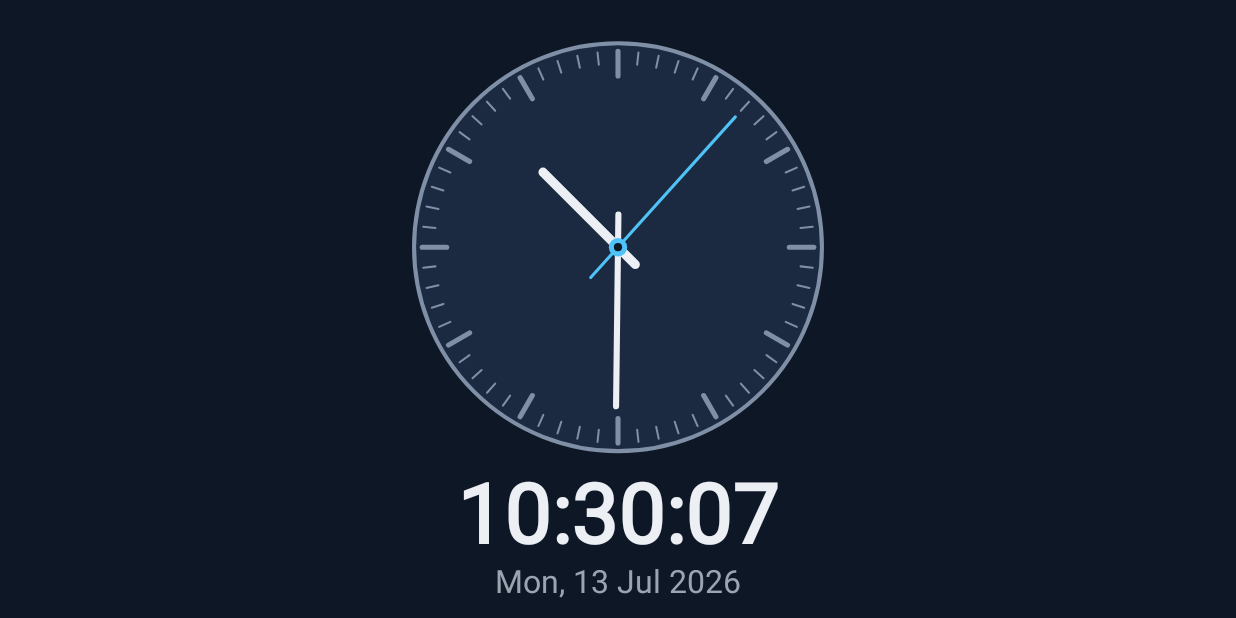
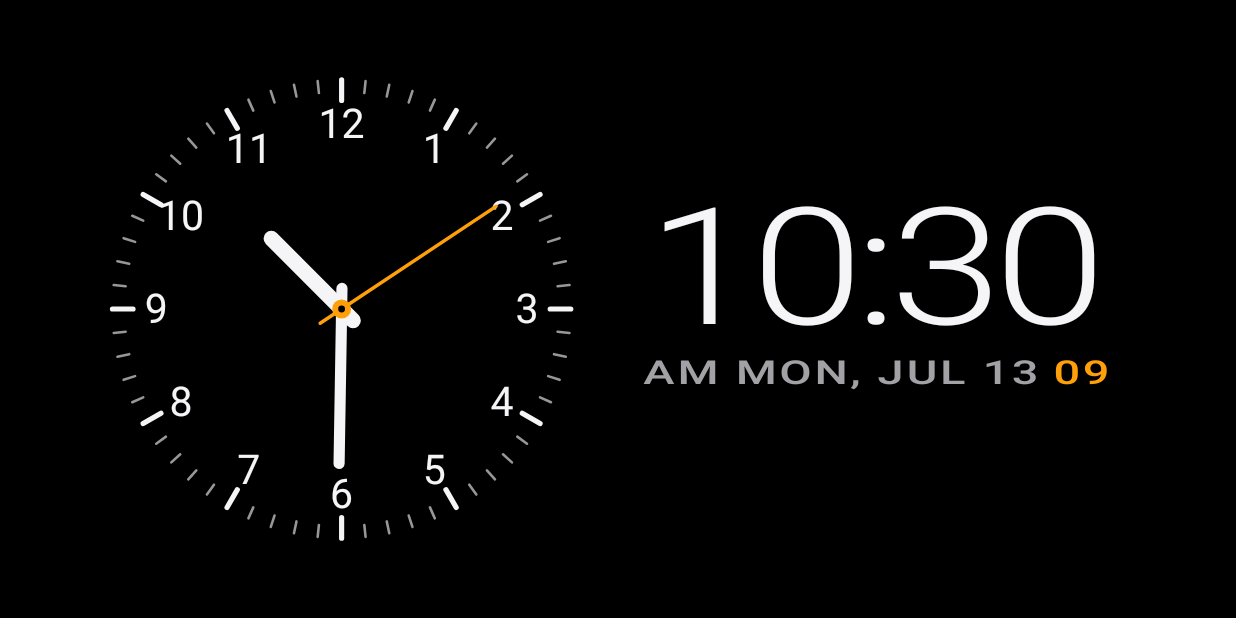
Before and after one commit to BeFeast/tx10-clock, an Android app: the screen it shows after launch (MainActivity), on a phone screen of 824 x 412 dp (held sideways). Run offline under Robolectric (Android 15) with nearby library versions, the light colour scheme and no system bars.

Commit message:
feat: implement accepted TX10 clock renderer

```diff
--- a/app/build.gradle
+++ b/app/build.gradle
@@ -22,6 +22,11 @@ android {
     }
 
     buildTypes {
+        debug {
+            // Keep hands-on preview installs separate from the final signed app.
+            applicationIdSuffix ".preview"
+            versionNameSuffix "-preview"
+        }
         release {
             minifyEnabled false
             proguardFiles getDefaultProguardFile('proguard-android-optimize.txt'), 'proguard-rules.pro'
--- a/app/src/main/java/com/befeast/tx10clock/ClockConfig.java
+++ b/app/src/main/java/com/befeast/tx10clock/ClockConfig.java
@@ -63,15 +63,15 @@ public final class ClockConfig {
 
     /** Fluent builder; every field defaults to the dark theme. */
     public static final class Builder {
-        private int backgroundColor = 0xFF0E1726; // deep navy
-        private int faceColor = 0xFF1B2A41;       // slate
-        private int tickColor = 0xFF7F8FA6;        // muted steel
-        private int hourHandColor = 0xFFECEFF4;    // near-white
-        private int minuteHandColor = 0xFFECEFF4;  // near-white
-        private int secondHandColor = 0xFF4FC3F7;  // cyan accent
-        private int digitalColor = 0xFFECEFF4;     // near-white
-        private int dateColor = 0xFF9AA5B1;        // soft grey
-        private boolean use24Hour = true;
+        private int backgroundColor = 0xFF000000; // pure black
+        private int faceColor = 0xFF000000;       // open, unfilled analog face
+        private int tickColor = 0xFFD1D1D6;
+        private int hourHandColor = 0xFFF5F5F7;
+        private int minuteHandColor = 0xFFF5F5F7;
+        private int secondHandColor = 0xFFFF9F0A;  // warm orange accent
+        private int digitalColor = 0xFFF5F5F7;
+        private int dateColor = 0xFFA1A1A6;
+        private boolean use24Hour = false;
         private boolean showSeconds = true;
 
         public Builder backgroundColor(int v) { this.backgroundColor = v; return this; }
--- a/app/src/main/java/com/befeast/tx10clock/ClockFormat.java
+++ b/app/src/main/java/com/befeast/tx10clock/ClockFormat.java
@@ -4,40 +4,63 @@ import java.time.ZonedDateTime;
 import java.time.format.DateTimeFormatter;
 import java.util.Locale;
 
-/**
- * Pure text formatting for the digital readout. Extracted from the renderer so
- * the exact strings can be asserted in fast JVM unit tests (the "format" static
- * check) without touching Android graphics.
- */
+/** Pure formatting for the two-line digital clock contract. */
 public final class ClockFormat {
 
-    private static final DateTimeFormatter TIME_24H =
-            DateTimeFormatter.ofPattern("HH:mm:ss", Locale.US);
-    private static final DateTimeFormatter TIME_24H_NO_SECONDS =
+    private static final DateTimeFormatter MAIN_24 =
             DateTimeFormatter.ofPattern("HH:mm", Locale.US);
-    private static final DateTimeFormatter TIME_12H =
-            DateTimeFormatter.ofPattern("hh:mm:ss a", Locale.US);
-    private static final DateTimeFormatter TIME_12H_NO_SECONDS =
-            DateTimeFormatter.ofPattern("hh:mm a", Locale.US);
+    private static final DateTimeFormatter MAIN_12 =
+            DateTimeFormatter.ofPattern("h:mm", Locale.US);
+    private static final DateTimeFormatter AM_PM =
+            DateTimeFormatter.ofPattern("a", Locale.US);
     private static final DateTimeFormatter DATE =
-            DateTimeFormatter.ofPattern("EEE, d MMM yyyy", Locale.US);
+            DateTimeFormatter.ofPattern("EEE, MMM d", Locale.US);
+    private static final DateTimeFormatter SECONDS =
+            DateTimeFormatter.ofPattern("ss", Locale.US);
 
     private ClockFormat() {
     }
 
-    /** The digital time string honouring {@code use24Hour}/{@code showSeconds}. */
-    public static String time(ZonedDateTime now, ClockConfig config) {
-        DateTimeFormatter fmt;
-        if (config.use24Hour) {
-            fmt = config.showSeconds ? TIME_24H : TIME_24H_NO_SECONDS;
-        } else {
-            fmt = config.showSeconds ? TIME_12H : TIME_12H_NO_SECONDS;
-        }
-        return now.format(fmt);
+    /** Large first line, e.g. {@code 10:09} or {@code 22:09}. */
+    public static String main(ZonedDateTime now, boolean use24Hour) {
+        return now.format(use24Hour ? MAIN_24 : MAIN_12);
     }
 
-    /** The date line, e.g. {@code "Mon, 13 Jul 2026"}. */
+    /** Compact English date without a year, e.g. {@code SUN, JUL 12}. */
+    public static String compactDate(ZonedDateTime now) {
+        return now.format(DATE).toUpperCase(Locale.US);
+    }
+
+    public static String amPm(ZonedDateTime now) {
+        return now.format(AM_PM).toUpperCase(Locale.US);
+    }
+
+    public static String seconds(ZonedDateTime now) {
+        return now.format(SECONDS);
+    }
+
+    /** Grey portion of the second line; orange seconds are drawn separately. */
+    public static String secondaryPrefix(ZonedDateTime now, boolean use24Hour) {
+        if (use24Hour) {
+            return compactDate(now) + " ";
+        }
+        return amPm(now) + " " + compactDate(now) + " ";
+    }
+
+    /** Exact second-line fixture useful outside the renderer. */
+    public static String secondary(ZonedDateTime now, boolean use24Hour,
+                                   boolean showSeconds) {
+        String prefix = secondaryPrefix(now, use24Hour).trim();
+        return showSeconds ? prefix + " " + seconds(now) : prefix;
+    }
+
+    /** Compatibility helper retained for callers from the initial scaffold. */
+    public static String time(ZonedDateTime now, ClockConfig config) {
+        return main(now, config.use24Hour);
+    }
+
+    /** Compatibility helper now returns the accepted compact uppercase date. */
     public static String date(ZonedDateTime now) {
-        return now.format(DATE);
+        return compactDate(now);
     }
 }
--- a/app/src/main/java/com/befeast/tx10clock/ClockRenderer.java
+++ b/app/src/main/java/com/befeast/tx10clock/ClockRenderer.java
@@ -6,137 +6,179 @@ import android.graphics.Typeface;
 
 import java.time.ZonedDateTime;
 
-/**
- * Draws the analog + digital clock onto a {@link Canvas}.
- *
- * <p>This class is the production renderer. It is a pure function of
- * ({@link ClockConfig}, size, {@link ZonedDateTime}) &rarr; pixels, holding no
- * mutable frame state beyond reusable {@link Paint} objects. That purity is
- * what lets the golden harness draw it offscreen into a fixed-size
- * {@code ARGB_8888} bitmap and diff the result deterministically.
- */
+/** Native Canvas implementation of visual contract v0.1.0. */
 public final class ClockRenderer {
 
+    private static final float DESIGN_WIDTH = 1280f;
+    private static final float DESIGN_HEIGHT = 720f;
+    private static final float ANALOG_X = 318f;
+    private static final float ANALOG_Y = 360f;
+    private static final float DIGITAL_X = 941f;
+
     private final ClockConfig config;
-
+    private final Paint stroke = new Paint(Paint.ANTI_ALIAS_FLAG);
     private final Paint fill = new Paint(Paint.ANTI_ALIAS_FLAG);
-    private final Paint stroke = new Paint(Paint.ANTI_ALIAS_FLAG);
-    private final Paint text = new Paint(Paint.ANTI_ALIAS_FLAG);
+    private final Paint text = new Paint(Paint.ANTI_ALIAS_FLAG | Paint.SUBPIXEL_TEXT_FLAG);
 
     public ClockRenderer(ClockConfig config) {
         this.config = config;
         stroke.setStyle(Paint.Style.STROKE);
         stroke.setStrokeCap(Paint.Cap.ROUND);
-        text.setTextAlign(Paint.Align.CENTER);
-        text.setTypeface(Typeface.create(Typeface.SANS_SERIF, Typeface.NORMAL));
+        fill.setStyle(Paint.Style.FILL);
+        text.setStyle(Paint.Style.FILL);
     }
 
     public ClockConfig config() {
         return config;
     }
 
-    /**
-     * Render one frame. Safe to call repeatedly with any size; all geometry is
-     * derived from {@code width}/{@code height}.
-     */
+    /** Draw one frame, letterboxed from the binding 1280x720 design surface. */
     public void render(Canvas canvas, int width, int height, ZonedDateTime now) {
         canvas.drawColor(config.backgroundColor);
+        if (width <= 0 || height <= 0) {
+            return;
+        }
 
-        final float faceRadius = Math.min(width, height) * 0.33f;
-        final float cx = width * 0.5f;
-        final float cy = height * 0.40f;
+        float scale = Math.min(width / DESIGN_WIDTH, height / DESIGN_HEIGHT);
+        float offsetX = (width - DESIGN_WIDTH * scale) / 2f;
+        float offsetY = (height - DESIGN_HEIGHT * scale) / 2f;
 
-        drawFace(canvas, cx, cy, faceRadius);
-        drawTicks(canvas, cx, cy, faceRadius);
-        drawHands(canvas, cx, cy, faceRadius, now);
-        drawHub(canvas, cx, cy, faceRadius);
-        drawDigital(canvas, width, height, now);
+        int save = canvas.save();
+        canvas.translate(offsetX, offsetY);
+        canvas.scale(scale, scale);
+        drawTicks(canvas);
+        drawNumerals(canvas);
+        drawHands(canvas, now);
+        drawHub(canvas);
+        drawDigital(canvas, now);
+        canvas.restoreToCount(save);
     }
 
-    private void drawFace(Canvas canvas, float cx, float cy, float r) {
-        fill.setColor(config.faceColor);
-        fill.setStyle(Paint.Style.FILL);
-        canvas.drawCircle(cx, cy, r, fill);
+    private void drawTicks(Canvas canvas) {
+        for (int i = 0; i < 60; i++) {
+            boolean major = i % 5 == 0;
+            double angle = Math.toRadians(i * 6.0);
+            float sin = (float) Math.sin(angle);
+            float cos = (float) Math.cos(angle);
+            float inner = major ? 243f : 253f;
+            float outer = 267f;
 
-        stroke.setColor(config.tickColor);
-        stroke.setStrokeWidth(r * 0.02f);
-        canvas.drawCircle(cx, cy, r, stroke);
+            stroke.setColor(major ? config.digitalColor : config.tickColor);
+            stroke.setAlpha(major ? 255 : 184);
+            stroke.setStrokeWidth(major ? 6f : 3f);
+            canvas.drawLine(
+                    ANALOG_X + sin * inner, ANALOG_Y - cos * inner,
+                    ANALOG_X + sin * outer, ANALOG_Y - cos * outer,
+                    stroke);
+        }
+        stroke.setAlpha(255);
     }
 
-    private void drawTicks(Canvas canvas, float cx, float cy, float r) {
-        stroke.setColor(config.tickColor);
-        for (int i = 0; i < 60; i++) {
-            final boolean hour = (i % 5) == 0;
-            final float inner = hour ? r * 0.84f : r * 0.90f;
-            final float outer = r * 0.96f;
-            stroke.setStrokeWidth(hour ? r * 0.025f : r * 0.010f);
+    private void drawNumerals(Canvas canvas) {
+        text.setColor(config.digitalColor);
+        text.setTypeface(Typeface.create("sans-serif", Typeface.NORMAL));
+        text.setFakeBoldText(false);
+        text.setTextSize(48f);
+        text.setTextScaleX(1f);
+        text.setLetterSpacing(0f);
+        text.setTextAlign(Paint.Align.CENTER);
 
-            final double a = Math.toRadians(i * 6.0);
-            final float sin = (float) Math.sin(a);
-            final float cos = (float) Math.cos(a);
-            canvas.drawLine(
-                    cx + sin * inner, cy - cos * inner,
-                    cx + sin * outer, cy - cos * outer,
-                    stroke);
+        Paint.FontMetrics metrics = text.getFontMetrics();
+        float baselineOffset = -(metrics.ascent + metrics.descent) / 2f;
+        for (int hour = 1; hour <= 12; hour++) {
+            int index = hour % 12;
+            double angle = Math.toRadians(index * 30.0);
+            float x = ANALOG_X + (float) Math.sin(angle) * 216f;
+            float y = ANALOG_Y - (float) Math.cos(angle) * 216f;
+            canvas.drawText(Integer.toString(hour), x, y + baselineOffset, text);
         }
     }
 
-    private void drawHands(Canvas canvas, float cx, float cy, float r, ZonedDateTime now) {
-        final int hour = now.getHour() % 12;
-        final int minute = now.getMinute();
-        final int second = now.getSecond();
+    private void drawHands(Canvas canvas, ZonedDateTime now) {
+        double seconds = now.getSecond() + now.getNano() / 1_000_000_000.0;
+        double minutes = now.getMinute() + seconds / 60.0;
+        double hours = (now.getHour() % 12) + minutes / 60.0;
 
-        final double hourAngle = Math.toRadians((hour + minute / 60.0) * 30.0);
-        final double minuteAngle = Math.toRadians((minute + second / 60.0) * 6.0);
-        final double secondAngle = Math.toRadians(second * 6.0);
-
-        stroke.setColor(config.hourHandColor);
-        stroke.setStrokeWidth(r * 0.045f);
-        drawHand(canvas, cx, cy, hourAngle, r * 0.52f, r * 0.12f);
-
-        stroke.setColor(config.minuteHandColor);
-        stroke.setStrokeWidth(r * 0.030f);
-        drawHand(canvas, cx, cy, minuteAngle, r * 0.78f, r * 0.16f);
-
+        drawHand(canvas, Math.toRadians(hours * 30.0), 116f, 19f,
+                18f, config.hourHandColor);
+        drawHand(canvas, Math.toRadians(minutes * 6.0), 180f, 24f,
+                13f, config.minuteHandColor);
         if (config.showSeconds) {
-            stroke.setColor(config.secondHandColor);
-            stroke.setStrokeWidth(r * 0.015f);
-            drawHand(canvas, cx, cy, secondAngle, r * 0.86f, r * 0.20f);
+            drawHand(canvas, Math.toRadians(seconds * 6.0), 216f, 30f,
+                    4f, config.secondHandColor);
         }
     }
 
-    /** Draws a hand of {@code length} that overshoots the hub by {@code tail}. */
-    private void drawHand(Canvas canvas, float cx, float cy, double angle,
-                          float length, float tail) {
-        final float sin = (float) Math.sin(angle);
-        final float cos = (float) Math.cos(angle);
+    private void drawHand(Canvas canvas, double angle, float length, float tail,
+                          float width, int color) {
+        float sin = (float) Math.sin(angle);
+        float cos = (float) Math.cos(angle);
+        stroke.setColor(color);
+        stroke.setAlpha(255);
+        stroke.setStrokeWidth(width);
         canvas.drawLine(
-                cx - sin * tail, cy + cos * tail,
-                cx + sin * length, cy - cos * length,
+                ANALOG_X - sin * tail, ANALOG_Y + cos * tail,
+                ANALOG_X + sin * length, ANALOG_Y - cos * length,
                 stroke);
     }
 
-    private void drawHub(Canvas canvas, float cx, float cy, float r) {
-        fill.setStyle(Paint.Style.FILL);
+    private void drawHub(Canvas canvas) {
         fill.setColor(config.secondHandColor);
-        canvas.drawCircle(cx, cy, r * 0.045f, fill);
+        canvas.drawCircle(ANALOG_X, ANALOG_Y, 11f, fill);
         fill.setColor(config.backgroundColor);
-        canvas.drawCircle(cx, cy, r * 0.020f, fill);
+        canvas.drawCircle(ANALOG_X, ANALOG_Y, 4f, fill);
     }
 
-    private void drawDigital(Canvas canvas, int width, int height, ZonedDateTime now) {
-        final float timeSize = height * 0.135f;
-        final float dateSize = height * 0.052f;
-        final float cx = width * 0.5f;
+    private void drawDigital(Canvas canvas, ZonedDateTime now) {
+        String main = ClockFormat.main(now, config.use24Hour);
+        configureMainText();
+        float referenceWidth = text.measureText(config.use24Hour ? "22:09" : "10:09");
+        if (referenceWidth > 0f) {
+            text.setTextScaleX(535f / referenceWidth);
+        }
+        text.setTextAlign(Paint.Align.CENTER);
+        canvas.drawText(main, DIGITAL_X, 377f, text);
 
+        String prefix = ClockFormat.secondaryPrefix(now, config.use24Hour);
+        String seconds = config.showSeconds ? ClockFormat.seconds(now) : "";
+        configureSecondaryText();
+        float naturalWidth = text.measureText(prefix) + text.measureText(seconds);
+        float targetWidth = config.use24Hour ? 495f : 535f;
+        if (naturalWidth > 0f) {
+            text.setTextScaleX(targetWidth / naturalWidth);
+        }
+
+        float prefixWidth = text.measureText(prefix);
+        float secondsWidth = text.measureText(seconds);
+        float startX = DIGITAL_X - (prefixWidth + secondsWidth) / 2f;
+        text.setTextAlign(Paint.Align.LEFT);
+        text.setColor(config.dateColor);
+        canvas.drawText(prefix, startX, 447f, text);
+        if (!seconds.isEmpty()) {
+            text.setColor(config.secondHandColor);
+            canvas.drawText(seconds, startX + prefixWidth, 447f, text);
+        }
+
+        text.setTextScaleX(1f);
+        text.setLetterSpacing(0f);
+        text.setTextAlign(Paint.Align.CENTER);
+    }
+
+    private void configureMainText() {
         text.setColor(config.digitalColor);
-        text.setTextSize(timeSize);
-        text.setFakeBoldText(true);
-        canvas.drawText(ClockFormat.time(now, config), cx, height * 0.88f, text);
+        text.setTypeface(Typeface.create("sans-serif-light", Typeface.NORMAL));
+        text.setFakeBoldText(false);
+        text.setTextSize(190f);
+        text.setTextScaleX(1f);
+        text.setLetterSpacing(-7f / 190f);
+    }
 
+    private void configureSecondaryText() {
         text.setColor(config.dateColor);
-        text.setTextSize(dateSize);
+        text.setTypeface(Typeface.create("sans-serif-medium", Typeface.NORMAL));
         text.setFakeBoldText(false);
-        canvas.drawText(ClockFormat.date(now), cx, height * 0.96f, text);
+        text.setTextSize(38f);
+        text.setTextScaleX(1f);
+        text.setLetterSpacing(2f / 38f);
     }
 }
--- a/app/src/main/java/com/befeast/tx10clock/ClockView.java
+++ b/app/src/main/java/com/befeast/tx10clock/ClockView.java
@@ -2,33 +2,17 @@ package com.befeast.tx10clock;
 
 import android.content.Context;
 import android.graphics.Canvas;
-import android.os.Handler;
-import android.os.Looper;
 import android.util.AttributeSet;
 import android.view.View;
 
 import java.time.ZonedDateTime;
 
-/**
- * The on-screen surface. It delegates all drawing to {@link ClockRenderer} and
- * simply invalidates itself once per second (aligned to the wall-clock second)
- * so the second hand and digital readout stay in step with real time.
- */
+/** Full-frame clock surface with display-synchronised smooth animation. */
 public final class ClockView extends View {
 
     private final ClockRenderer renderer;
     private final TimeSource timeSource;
-    private final Handler handler = new Handler(Looper.getMainLooper());
-
     private boolean running;
-
-    private final Runnable tick = new Runnable() {
-        @Override
-        public void run() {
-            invalidate();
-            scheduleNextTick();
-        }
-    };
 
     public ClockView(Context context) {
         this(context, null);
@@ -36,37 +20,27 @@ public final class ClockView extends View {
 
     public ClockView(Context context, AttributeSet attrs) {
         super(context, attrs);
-        this.renderer = new ClockRenderer(ClockConfig.defaultConfig());
-        this.timeSource = TimeSource.system();
+        renderer = new ClockRenderer(ClockConfig.defaultConfig());
+        timeSource = TimeSource.system();
     }
 
-    /** Begin the once-per-second redraw loop. Idempotent. */
     public void start() {
-        if (running) {
-            return;
+        if (!running) {
+            running = true;
+            postInvalidateOnAnimation();
         }
-        running = true;
-        scheduleNextTick();
     }
 
-    /** Stop redrawing (e.g. when the Activity is paused). */
     public void stop() {
         running = false;
-        handler.removeCallbacks(tick);
-    }
-
-    private void scheduleNextTick() {
-        if (!running) {
-            return;
-        }
-        // Fire on the next whole second to keep the ticking crisp.
-        final long delay = 1000L - (System.currentTimeMillis() % 1000L);
-        handler.postDelayed(tick, delay);
     }
 
     @Override
     protected void onDraw(Canvas canvas) {
-        final ZonedDateTime now = timeSource.now();
+        ZonedDateTime now = timeSource.now();
         renderer.render(canvas, getWidth(), getHeight(), now);
+        if (running) {
+            postInvalidateOnAnimation();
+        }
     }
 }
```
Also changed, not shown: 4 other files.
